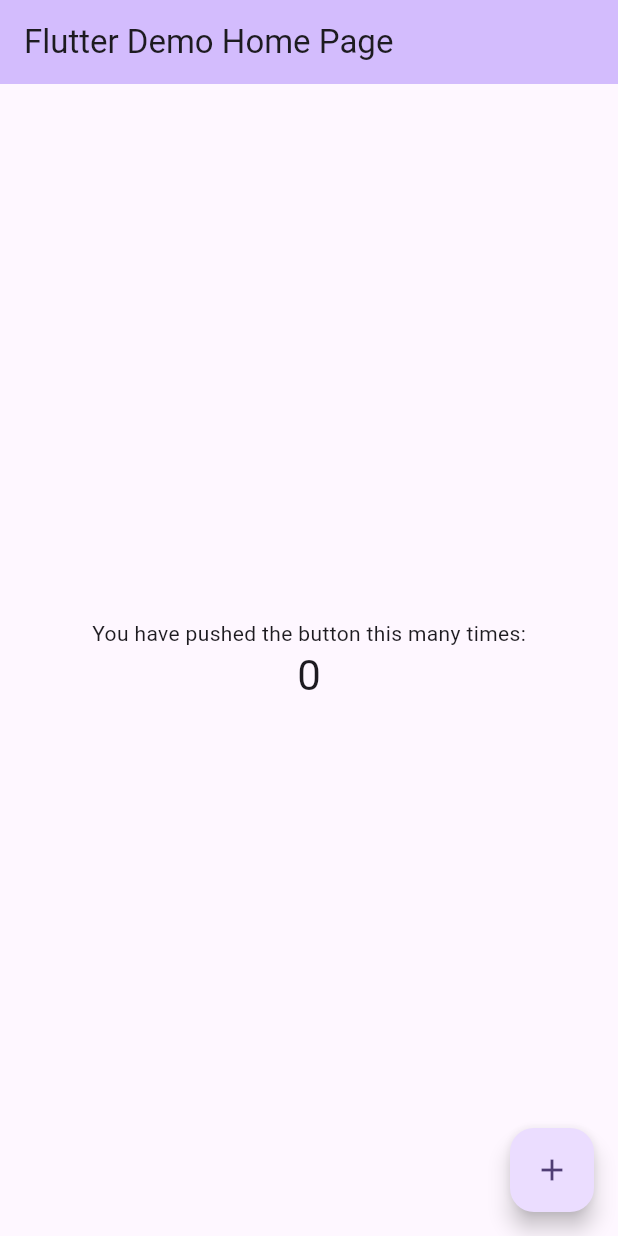
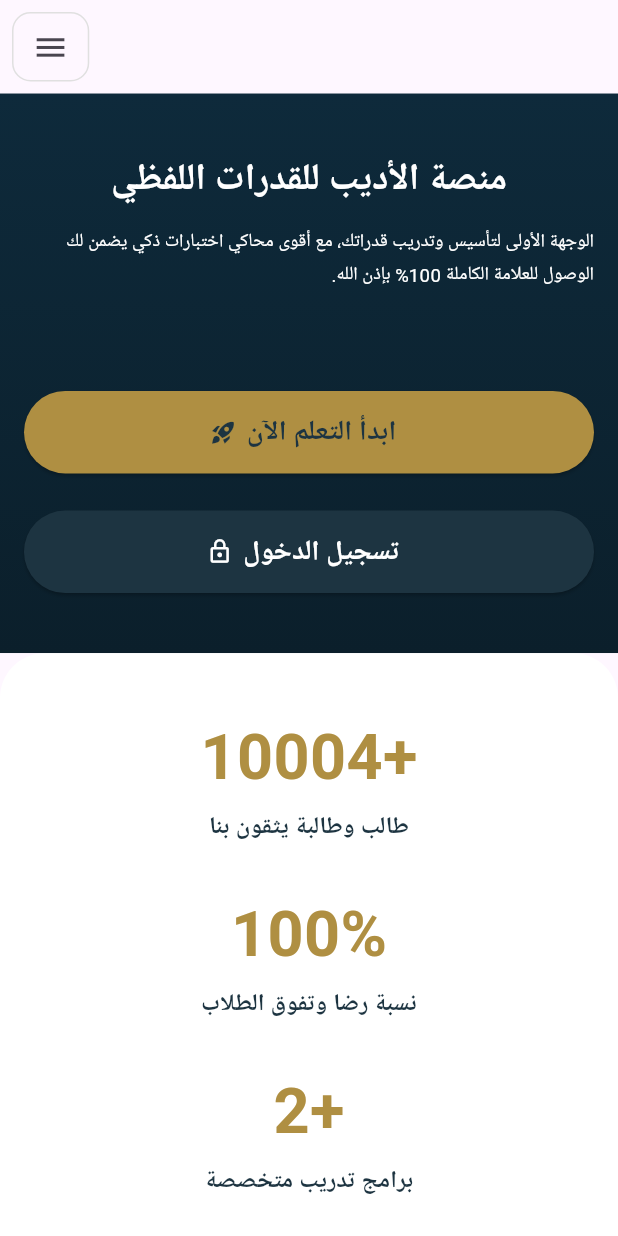
Before and after one commit to a7medragab22/aladeep, a Flutter app: the screen it shows after launch, on a phone screen of 412 x 824 dp. Run offline on Flutter 3.47's test engine with Material 3 defaults, Android fonts, the phone set to English and light mode, and no system bars; our stand-ins replace dotted_border, flutter_screenutil.

Commit message:
create header, heroSection, statesSection  and  testYourSelfSection

```diff
--- /dev/null
+++ b/lib/core/routes/app_routs.dart
@@ -0,0 +1,9 @@
+import 'package:aladeep/core/routes/app_routs_name.dart';
+import 'package:aladeep/features/home/presentation/views/home_view.dart';
+import 'package:flutter/material.dart';
+
+class AppRouts {
+  static Map<String, Widget Function(BuildContext)> routes = {
+    AppRoutsName.homeView: (_) => HomeView(),
+  };
+}
--- /dev/null
+++ b/lib/core/routes/app_routs_name.dart
@@ -0,0 +1,3 @@
+class AppRoutsName {
+  static const String homeView = '/';
+}
--- /dev/null
+++ b/lib/core/themes/app_color.dart
@@ -0,0 +1,6 @@
+import 'package:flutter/material.dart';
+
+class AppColor {
+  static const primaryColor = Color(0xff1d3441);
+  static const secondaryColor = Color(0xffaf8f42);
+}
--- /dev/null
+++ b/lib/core/utils/custom_button.dart
@@ -0,0 +1,37 @@
+
+import 'package:flutter/material.dart';
+import 'package:flutter_screenutil/flutter_screenutil.dart';
+
+class CustomButton extends StatelessWidget {
+  const CustomButton({
+    super.key,
+    required this.icon,
+    required this.text,
+    required this.backgroundColor,
+    this.textColor = Colors.white,
+  });
+  final IconData icon;
+  final String text;
+  final Color backgroundColor;
+  final Color textColor;
+  @override
+  Widget build(BuildContext context) {
+    return SizedBox(
+      height: 55,
+      width: double.infinity,
+      child: ElevatedButton.icon(
+        onPressed: () {},
+        icon: Icon(icon),
+        label: Text(text),
+        style: ElevatedButton.styleFrom(
+          backgroundColor: backgroundColor,
+          foregroundColor: textColor,
+          textStyle: TextStyle(fontWeight: FontWeight.bold, fontSize: 18.sp),
+          shape: RoundedRectangleBorder(
+            borderRadius: BorderRadius.circular(30),
+          ),
+        ),
+      ),
+    );
+  }
+}
--- /dev/null
+++ b/lib/core/utils/header.dart
@@ -0,0 +1,30 @@
+
+import 'package:flutter/material.dart';
+import 'package:flutter_screenutil/flutter_screenutil.dart';
+
+class Header extends StatelessWidget {
+  const Header({super.key});
+
+  @override
+  Widget build(BuildContext context) {
+    return Padding(
+      padding: const EdgeInsets.all(8.0),
+      child: Row(
+        children: [
+          Container(
+            width: 45.w,
+            height: 45.h,
+            decoration: BoxDecoration(
+              border: Border.all(color: Colors.grey.shade300),
+              borderRadius: BorderRadius.circular(12.r),
+            ),
+            child: IconButton(
+              onPressed: () {},
+              icon: Icon(Icons.menu, size: 24.sp),
+            ),
+          ),
+        ],
+      ),
+    );
+  }
+}
--- /dev/null
+++ b/lib/features/home/presentation/widgets/hero_section.dart
@@ -0,0 +1,58 @@
+import 'package:aladeep/core/themes/app_color.dart';
+import 'package:aladeep/core/utils/custom_button.dart';
+import 'package:flutter/material.dart';
+import 'package:flutter_screenutil/flutter_screenutil.dart';
+
+class HeroSection extends StatelessWidget {
+  const HeroSection({super.key});
+
+  @override
+  Widget build(BuildContext context) {
+    return Container(
+      width: double.infinity,
+      padding: const EdgeInsets.symmetric(horizontal: 16, vertical: 40),
+      decoration: const BoxDecoration(
+        gradient: LinearGradient(
+          colors: [Color(0xFF0E2A3B), Color(0xFF0B1F2B)],
+          begin: Alignment.topCenter,
+          end: Alignment.bottomCenter,
+        ),
+      ),
+      child: Column(
+        crossAxisAlignment: CrossAxisAlignment.center,
+        children: [
+          Text(
+            'منصة الأديب للقدرات اللفظي',
+            textDirection: TextDirection.rtl,
+
+            style: TextStyle(
+              color: Colors.white,
+              fontSize: 24.sp,
+              height: 1.4,
+              fontWeight: FontWeight.bold,
+            ),
+          ),
+          SizedBox(height: 12.h),
+          Text(
+            'الوجهة الأولى لتأسيس وتدريب قدراتك، مع أقوى محاكي اختبارات ذكي يضمن لك الوصول للعلامة الكاملة 100% بإذن الله.',
+            textDirection: TextDirection.rtl,
+            style: TextStyle(color: Colors.white, fontSize: 12.sp, height: 1.7),
+          ),
+          SizedBox(height: 64.h),
+          CustomButton(
+            icon: Icons.rocket_launch,
+            text: 'ابدأ التعلم الآن',
+            backgroundColor: AppColor.secondaryColor,
+            textColor: AppColor.primaryColor,
+          ),
+          SizedBox(height: 24.h),
+          CustomButton(
+            icon: Icons.lock_outline,
+            text: 'تسجيل الدخول',
+            backgroundColor: AppColor.primaryColor,
+          ),
+        ],
+      ),
+    );
+  }
+}
--- /dev/null
+++ b/lib/features/home/presentation/widgets/state_section.dart
@@ -0,0 +1,62 @@
+import 'package:aladeep/core/themes/app_color.dart';
+import 'package:flutter/material.dart';
+
+class StatsSection extends StatelessWidget {
+  const StatsSection({super.key});
+
+  @override
+  Widget build(BuildContext context) {
+    return Container(
+      width: double.infinity,
+      padding: const EdgeInsets.symmetric(vertical: 40, horizontal: 16),
+      decoration: BoxDecoration(
+        color: Colors.white,
+        borderRadius: BorderRadius.vertical(top: Radius.circular(30)),
+      ),
+      child: Column(
+        children: [
+          _StatItem(number: "10004+", label: "طالب وطالبة يثقون بنا"),
+          SizedBox(height: 30),
+          _StatItem(number: "100%", label: "نسبة رضا وتفوق الطلاب"),
+          SizedBox(height: 30),
+          _StatItem(number: "2+", label: "برامج تدريب متخصصة"),
+          SizedBox(height: 30),
+          _StatItem(number: "24/7", label: "دعم فني وتواصل مستمر"),
+        ],
+      ),
+    );
+  }
+}
+
+class _StatItem extends StatelessWidget {
+  final String number;
+  final String label;
+
+  const _StatItem({required this.number, required this.label});
+
+  @override
+  Widget build(BuildContext context) {
+    return Column(
+      children: [
+        Text(
+          number,
+          style: const TextStyle(
+            fontSize: 42,
+            fontWeight: FontWeight.bold,
+            color: AppColor.secondaryColor,
+          ),
+        ),
+        const SizedBox(height: 4),
+        Text(
+          label,
+          textAlign: TextAlign.center,
+          style: const TextStyle(
+            fontSize: 16,
+            color: AppColor.primaryColor,
+            fontWeight: FontWeight.bold,
+          ),
+        ),
+      ],
+    );
+  }
+}
--- a/lib/main.dart
+++ b/lib/main.dart
@@ -1,121 +1,24 @@
+import 'package:aladeep/core/routes/app_routs.dart';
 import 'package:flutter/material.dart';
+import 'package:flutter_screenutil/flutter_screenutil.dart';
 
 void main() {
-  runApp(const MyApp());
+  runApp(const AlAdeepApp());
 }
 
-class MyApp extends StatelessWidget {
-  const MyApp({super.key});
-
-  // This widget is the root of your application.
-  @override
-  Widget build(BuildContext context) {
-    return MaterialApp(
-      title: 'Flutter Demo',
-      theme: ThemeData(
-        // This is the theme of your application.
-        //
-        // TRY THIS: Try running your application with "flutter run". You'll see
-        // the application has a purple toolbar. Then, without quitting the app,
-        // try changing the seedColor in the colorScheme below to Colors.green
-        // and then invoke "hot reload" (save your changes or press the "hot
-        // reload" button in a Flutter-supported IDE, or press "r" if you used
-        // the command line to start the app).
-        //
-        // Notice that the counter didn't reset back to zero; the application
-        // state is not lost during the reload. To reset the state, use hot
-        // restart instead.
-        //
-        // This works for code too, not just values: Most code changes can be
-        // tested with just a hot reload.
-        colorScheme: .fromSeed(seedColor: Colors.deepPurple),
-      ),
-      home: const MyHomePage(title: 'Flutter Demo Home Page'),
-    );
-  }
-}
-
-class MyHomePage extends StatefulWidget {
-  const MyHomePage({super.key, required this.title});
-
-  // This widget is the home page of your application. It is stateful, meaning
-  // that it has a State object (defined below) that contains fields that affect
-  // how it looks.
-
-  // This class is the configuration for the state. It holds the values (in this
-  // case the title) provided by the parent (in this case the App widget) and
-  // used by the build method of the State. Fields in a Widget subclass are
-  // always marked "final".
-
-  final String title;
-
-  @override
-  State<MyHomePage> createState() => _MyHomePageState();
-}
-
-class _MyHomePageState extends State<MyHomePage> {
-  int _counter = 0;
-
-  void _incrementCounter() {
-    setState(() {
-      // This call to setState tells the Flutter framework that something has
-      // changed in this State, which causes it to rerun the build method below
-      // so that the display can reflect the updated values. If we changed
-      // _counter without calling setState(), then the build method would not be
-      // called again, and so nothing would appear to happen.
-      _counter++;
-    });
-  }
+class AlAdeepApp extends StatelessWidget {
+  const AlAdeepApp({super.key});
 
   @override
   Widget build(BuildContext context) {
-    // This method is rerun every time setState is called, for instance as done
-    // by the _incrementCounter method above.
-    //
-    // The Flutter framework has been optimized to make rerunning build methods
-    // fast, so that you can just rebuild anything that needs updating rather
-    // than having to individually change instances of widgets.
-    return Scaffold(
-      appBar: AppBar(
-        // TRY THIS: Try changing the color here to a specific color (to
-        // Colors.amber, perhaps?) and trigger a hot reload to see the AppBar
-        // change color while the other colors stay the same.
-        backgroundColor: Theme.of(context).colorScheme.inversePrimary,
-        // Here we take the value from the MyHomePage object that was created by
-        // the App.build method, and use it to set our appbar title.
-        title: Text(widget.title),
-      ),
-      body: Center(
-        // Center is a layout widget. It takes a single child and positions it
-        // in the middle of the parent.
-        child: Column(
-          // Column is also a layout widget. It takes a list of children and
-          // arranges them vertically. By default, it sizes itself to fit its
-          // children horizontally, and tries to be as tall as its parent.
-          //
-          // Column has various properties to control how it sizes itself and
-          // how it positions its children. Here we use mainAxisAlignment to
-          // center the children vertically; the main axis here is the vertical
-          // axis because Columns are vertical (the cross axis would be
-          // horizontal).
-          //
-          // TRY THIS: Invoke "debug painting" (choose the "Toggle Debug Paint"
-          // action in the IDE, or press "p" in the console), to see the
-          // wireframe for each widget.
-          mainAxisAlignment: .center,
-          children: [
-            const Text('You have pushed the button this many times:'),
-            Text(
-              '$_counter',
-              style: Theme.of(context).textTheme.headlineMedium,
-            ),
-          ],
-        ),
-      ),
-      floatingActionButton: FloatingActionButton(
-        onPressed: _incrementCounter,
-        tooltip: 'Increment',
-        child: const Icon(Icons.add),
+    return ScreenUtilInit(
+      designSize: const Size(360, 800),
+      minTextAdapt: true,
+      splitScreenMode: true,
+
+      builder: (context, child) => MaterialApp(
+        routes: AppRouts.routes,
+        debugShowCheckedModeBanner: false,
       ),
     );
   }
```
Also changed, not shown: lib/features/home/presentation/views/home_view.dart (added, +104 -0 lines), pubspec.yaml (+4 -16 lines), pubspec.lock.
